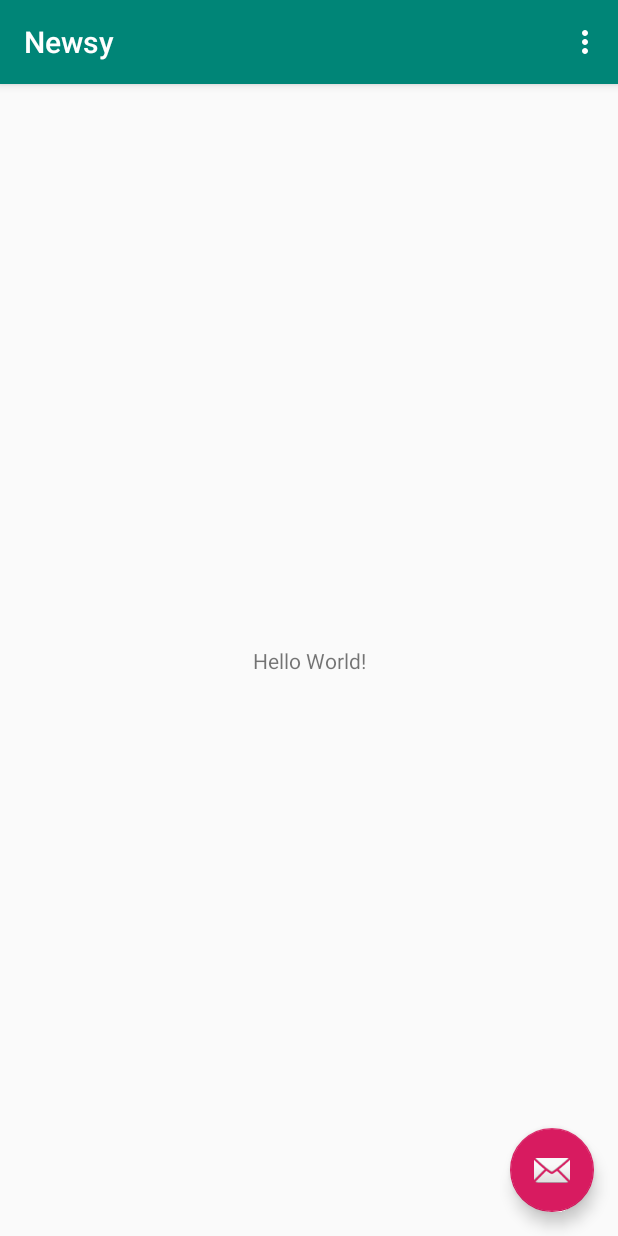
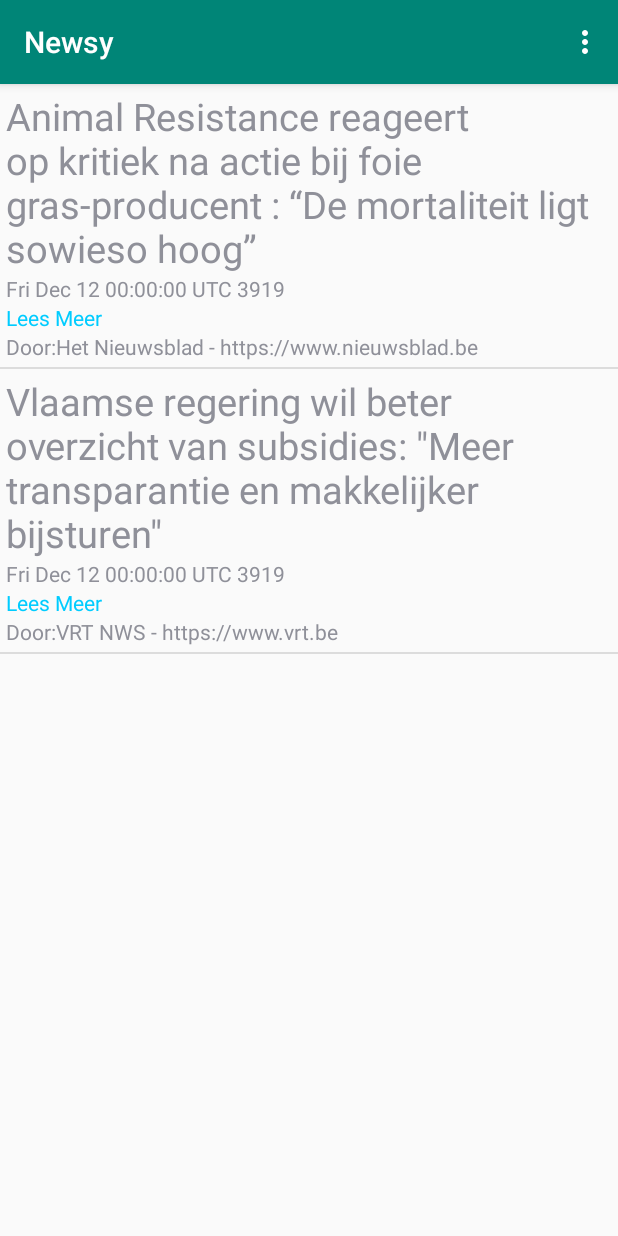
Before and after one commit to JelleCeulemans1997/Newsy, an Android app: the screen it shows after launch (MainActivity), on a phone screen of 412 x 824 dp. Run offline under Robolectric (Android 15) with nearby library versions, the phone set to English and light mode, and no system bars.

Commit message:
ArtikelAdapter

```diff
--- /dev/null
+++ b/app/src/main/java/be/thomasmore/newsy/Artikel.java
@@ -0,0 +1,66 @@
+package be.thomasmore.newsy;
+
+import java.util.Date;
+
+public class Artikel {
+    public String titel;
+    public String url;
+    public Date published;
+    public String source;
+    public String sourceUrl;
+
+    public Artikel() {
+    }
+
+    public Artikel(String titel, String url, Date published, String source, String sourceUrl) {
+        this.titel = titel;
+        this.url = url;
+        this.published = published;
+        this.source = source;
+        this.sourceUrl = sourceUrl;
+    }
+
+    public String getTitel() {
+        return titel;
+    }
+
+    public void setTitel(String titel) {
+        this.titel = titel;
+    }
+
+    public String getUrl() {
+        return url;
+    }
+
+    public void setUrl(String url) {
+        this.url = url;
+    }
+
+    public Date getPublished() {
+        return published;
+    }
+
+    public void setPublished(Date published) {
+        this.published = published;
+    }
+
+    public String getSource() {
+        return source;
+    }
+
+    public void setSource(String source) {
+        this.source = source;
+    }
+
+    public String getSourceUrl() {
+        return sourceUrl;
+    }
+
+    public void setSourceUrl(String sourceUrl) {
+        this.sourceUrl = sourceUrl;
+    }
+    @Override
+    public String toString() {
+        return titel;
+    }
+}
--- /dev/null
+++ b/app/src/main/java/be/thomasmore/newsy/ArtikelAdapter.java
@@ -0,0 +1,40 @@
+package be.thomasmore.newsy;
+
+import android.content.Context;
+import android.view.LayoutInflater;
+import android.view.View;
+import android.view.ViewGroup;
+import android.widget.*;
+import java.util.List;
+
+public class ArtikelAdapter extends ArrayAdapter<Artikel> {
+
+    private final Context context;
+    private final List<Artikel> values;
+
+    public ArtikelAdapter(Context context, List<Artikel> values) {
+        super(context, R.layout.artikellistviewitem, values);
+        this.context = context;
+        this.values = values;
+    }
+
+    @Override
+    public View getView(final int position, View convertView, ViewGroup parent) {
+        LayoutInflater inflater = (LayoutInflater) context
+                .getSystemService(Context.LAYOUT_INFLATER_SERVICE);
+
+        View rowView = inflater.inflate(R.layout.artikellistviewitem, parent, false);
+
+        final TextView textViewTitel = (TextView) rowView.findViewById(R.id.titel);
+        final TextView textViewDatum = (TextView) rowView.findViewById(R.id.datum);
+        final TextView textViewSource = (TextView) rowView.findViewById(R.id.source);
+        final TextView textViewSourceUrl = (TextView) rowView.findViewById(R.id.sourceUrl);
+
+        textViewTitel.setText(values.get(position).getTitel());
+        textViewDatum.setText(values.get(position).getPublished().toString());
+        textViewSource.setText(values.get(position).getSource());
+        textViewSourceUrl.setText(values.get(position).getSourceUrl());
+
+        return rowView;
+    }
+}
--- a/app/src/main/java/be/thomasmore/newsy/MainActivity.java
+++ b/app/src/main/java/be/thomasmore/newsy/MainActivity.java
@@ -11,8 +11,15 @@ import androidx.appcompat.widget.Toolbar;
 import android.view.View;
 import android.view.Menu;
 import android.view.MenuItem;
+import android.widget.ListView;
+
+import java.util.ArrayList;
+import java.util.Date;
+import java.util.List;
 
 public class MainActivity extends AppCompatActivity {
+
+    List<Artikel> artikels = new ArrayList<Artikel>();
 
     @Override
     protected void onCreate(Bundle savedInstanceState) {
@@ -20,16 +27,16 @@ public class MainActivity extends AppCompatActivity {
         setContentView(R.layout.activity_main);
         Toolbar toolbar = findViewById(R.id.toolbar);
         setSupportActionBar(toolbar);
+        vulArtikels();
+        toonArtikels();
+    }
 
-        FloatingActionButton fab = findViewById(R.id.fab);
-        fab.setOnClickListener(new View.OnClickListener() {
-            @Override
-            public void onClick(View view) {
-                Snackbar.make(view, "Replace with your own action", Snackbar.LENGTH_LONG)
-                        .setAction("Action", null).show();
-            }
-        });
+    private void toonArtikels() {
+        ArtikelAdapter artikelAdapter = new ArtikelAdapter(getApplicationContext(),artikels);
+        final ListView listViewArtikels = (ListView) findViewById(R.id.listViewArtikels);
+        listViewArtikels.setAdapter(artikelAdapter);
     }
+
 
     @Override
     public boolean onCreateOptionsMenu(Menu menu) {
@@ -52,4 +59,17 @@ public class MainActivity extends AppCompatActivity {
 
         return super.onOptionsItemSelected(item);
     }
+
+    private void vulArtikels() {
+        artikels.add(new Artikel("Animal Resistance reageert op kritiek na actie bij foie gras-producent : “De mortaliteit ligt sowieso hoog”",
+                "https://news.google.com/__i/rss/rd/articles/CBMiMmh0dHBzOi8vd3d3Lm5pZXV3c2JsYWQuYmUvY250L2RtZjIwMTkxMTEyXzA0NzExNjc50gEA?oc=5",
+                new Date(2019, 11, 12),
+                "Het Nieuwsblad",
+                "https://www.nieuwsblad.be"));
+        artikels.add(new Artikel("Vlaamse regering wil beter overzicht van subsidies: \"Meer transparantie en makkelijker bijsturen\"","https://news.google.com/__i/rss/rd/articles/CBMiZ2h0dHBzOi8vd3d3LnZydC5iZS92cnRud3MvbmwvMjAxOS8xMS8xMi92bGFhbXNlLXJlZ2VyaW5nLXdpbC1iZXRlci1vdmVyemljaHQtdmFuLXN1YnNpZGllcy1tZWVyLXRyYW5zcC_SAQA?oc=5",
+                new Date(2019,11,12),
+                "VRT NWS",
+                "https://www.vrt.be"
+                ));
+    }
 }
--- a/app/src/main/res/layout/activity_main.xml
+++ b/app/src/main/res/layout/activity_main.xml
@@ -22,12 +22,6 @@
 
     <include layout="@layout/content_main" />
 
-    <com.google.android.material.floatingactionbutton.FloatingActionButton
-        android:id="@+id/fab"
-        android:layout_width="wrap_content"
-        android:layout_height="wrap_content"
-        android:layout_gravity="bottom|end"
-        android:layout_margin="@dimen/fab_margin"
-        app:srcCompat="@android:drawable/ic_dialog_email" />
+
 
 </androidx.coordinatorlayout.widget.CoordinatorLayout>
--- /dev/null
+++ b/app/src/main/res/layout/artikellistviewitem.xml
@@ -0,0 +1,50 @@
+<?xml version="1.0" encoding="utf-8"?>
+<RelativeLayout xmlns:android="http://schemas.android.com/apk/res/android"
+    android:layout_width="fill_parent"
+    android:layout_height="wrap_content"
+    android:padding="4dp">
+
+    <LinearLayout
+        android:layout_width="wrap_content"
+        android:layout_height="wrap_content"
+        android:orientation="vertical">
+
+        <TextView
+            android:id="@+id/titel"
+            android:layout_width="wrap_content"
+            android:layout_height="wrap_content"
+            android:textSize="25sp" />
+
+        <TextView
+            android:id="@+id/datum"
+            android:layout_width="wrap_content"
+            android:layout_height="wrap_content" />
+        <TextView
+            android:id="@+id/leesMeer"
+            android:text="Lees Meer"
+            android:layout_width="wrap_content"
+            android:layout_height="wrap_content"
+            android:textColor="#00ccff"/>
+        <LinearLayout
+            android:orientation="horizontal"
+            android:layout_width="wrap_content"
+            android:layout_height="wrap_content">
+            <TextView
+                android:text="Door:"
+                android:layout_width="wrap_content"
+                android:layout_height="wrap_content" />
+            <TextView
+                android:id="@+id/source"
+                android:layout_width="wrap_content"
+                android:layout_height="wrap_content" />
+            <TextView
+                android:text=" - "
+                android:layout_width="wrap_content"
+                android:layout_height="wrap_content" />
+            <TextView
+                android:id="@+id/sourceUrl"
+                android:layout_width="wrap_content"
+                android:layout_height="wrap_content" />
+        </LinearLayout>
+    </LinearLayout>
+</RelativeLayout>
--- a/app/src/main/res/layout/content_main.xml
+++ b/app/src/main/res/layout/content_main.xml
@@ -8,13 +8,15 @@
     tools:context=".MainActivity"
     tools:showIn="@layout/activity_main">
 
-    <TextView
-        android:layout_width="wrap_content"
-        android:layout_height="wrap_content"
-        android:text="Hello World!"
+    <ListView
+        android:id="@+id/listViewArtikels"
+        android:layout_width="fill_parent"
+        android:layout_height="fill_parent"
+        android:dividerHeight="1dp"
         app:layout_constraintBottom_toBottomOf="parent"
         app:layout_constraintLeft_toLeftOf="parent"
         app:layout_constraintRight_toRightOf="parent"
         app:layout_constraintTop_toTopOf="parent" />
 
+
 </androidx.constraintlayout.widget.ConstraintLayout>
```
